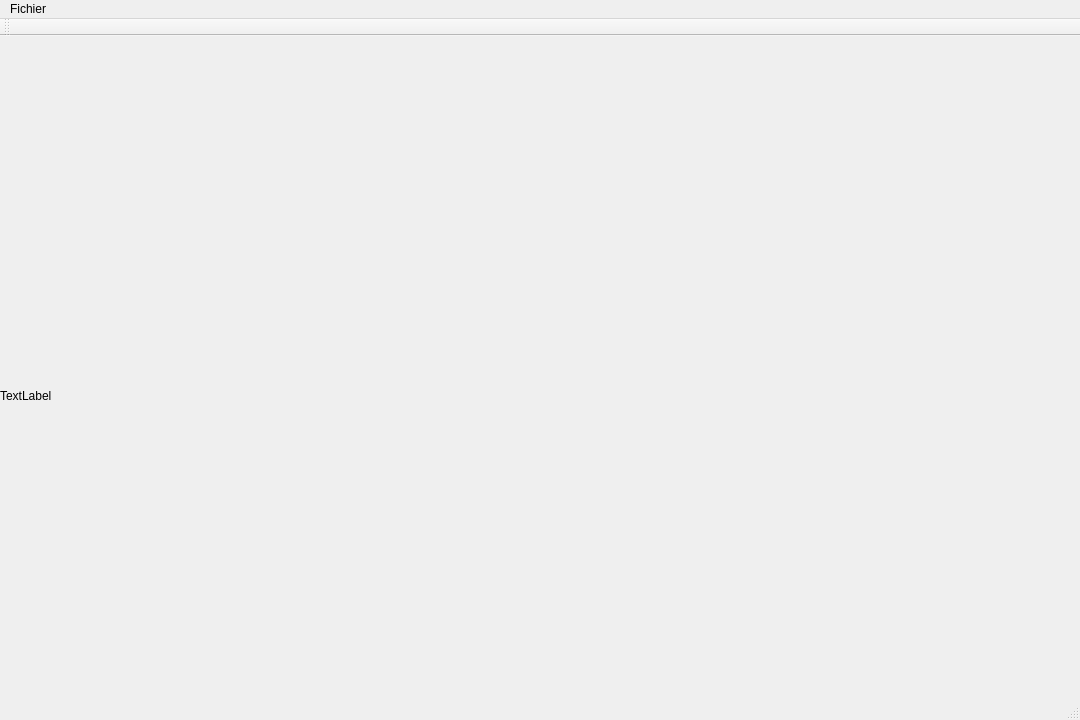
Sraye25/Signalisation-BDDM, file fenetre.ui: the form before one commit.
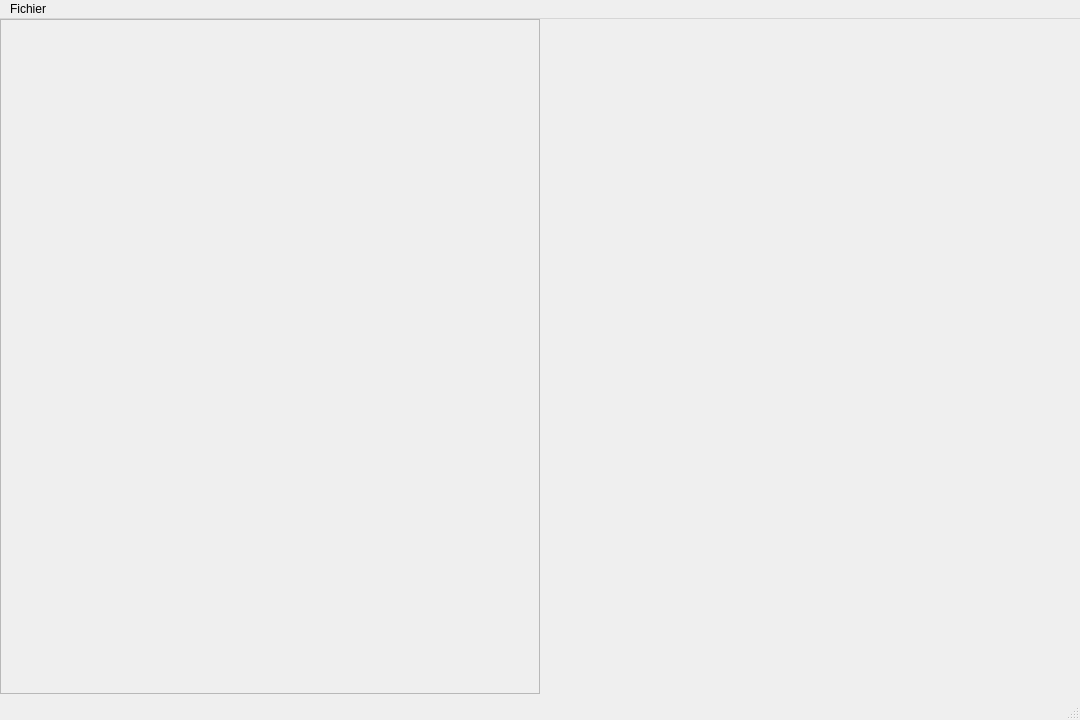
The form after the commit.

Commit message: Redimmensionner automatiquement la scène dans le label

What changed in the file:
```diff
--- a/fenetre.ui
+++ b/fenetre.ui
@@ -26,30 +26,58 @@
    <string>Fenetre</string>
   </property>
   <widget class="QWidget" name="centralWidget">
-   <widget class="QLabel" name="label">
+   <widget class="QFrame" name="frame">
     <property name="geometry">
      <rect>
       <x>0</x>
       <y>0</y>
       <width>540</width>
-      <height>720</height>
+      <height>675</height>
      </rect>
     </property>
     <property name="minimumSize">
      <size>
       <width>540</width>
-      <height>720</height>
+      <height>675</height>
      </size>
     </property>
     <property name="maximumSize">
      <size>
       <width>540</width>
-      <height>720</height>
+      <height>675</height>
      </size>
     </property>
-    <property name="text">
-     <string>TextLabel</string>
+    <property name="frameShape">
+     <enum>QFrame::StyledPanel</enum>
     </property>
+    <property name="frameShadow">
+     <enum>QFrame::Raised</enum>
+    </property>
+    <widget class="QLabel" name="label_scene">
+     <property name="geometry">
+      <rect>
+       <x>5</x>
+       <y>5</y>
+       <width>530</width>
+       <height>650</height>
+      </rect>
+     </property>
+     <property name="minimumSize">
+      <size>
+       <width>530</width>
+       <height>650</height>
+      </size>
+     </property>
+     <property name="maximumSize">
+      <size>
+       <width>530</width>
+       <height>650</height>
+      </size>
+     </property>
+     <property name="text">
+      <string/>
+     </property>
+    </widget>
    </widget>
   </widget>
   <widget class="QMenuBar" name="menuBar">
@@ -71,14 +99,6 @@
    </widget>
    <addaction name="menuFichier"/>
   </widget>
-  <widget class="QToolBar" name="mainToolBar">
-   <attribute name="toolBarArea">
-    <enum>TopToolBarArea</enum>
-   </attribute>
-   <attribute name="toolBarBreak">
-    <bool>false</bool>
-   </attribute>
-  </widget>
   <widget class="QStatusBar" name="statusBar"/>
   <action name="actionOuvrir_une_sc_ne">
    <property name="text">
```
The commit also changes 2 other files.
